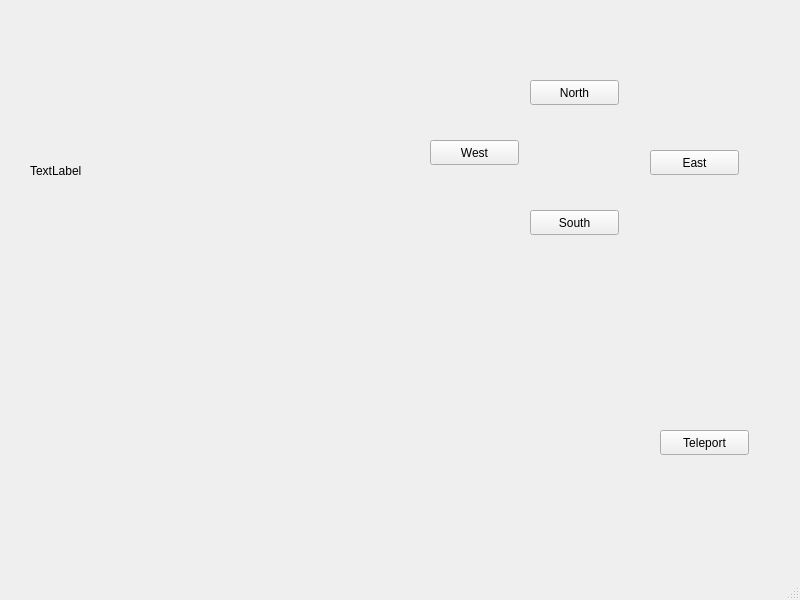
The window that 20278748ZorkProject/mainwindow.ui (TZajas/CS4076-Final-Project) describes before a commit, drawn with Qt 5.
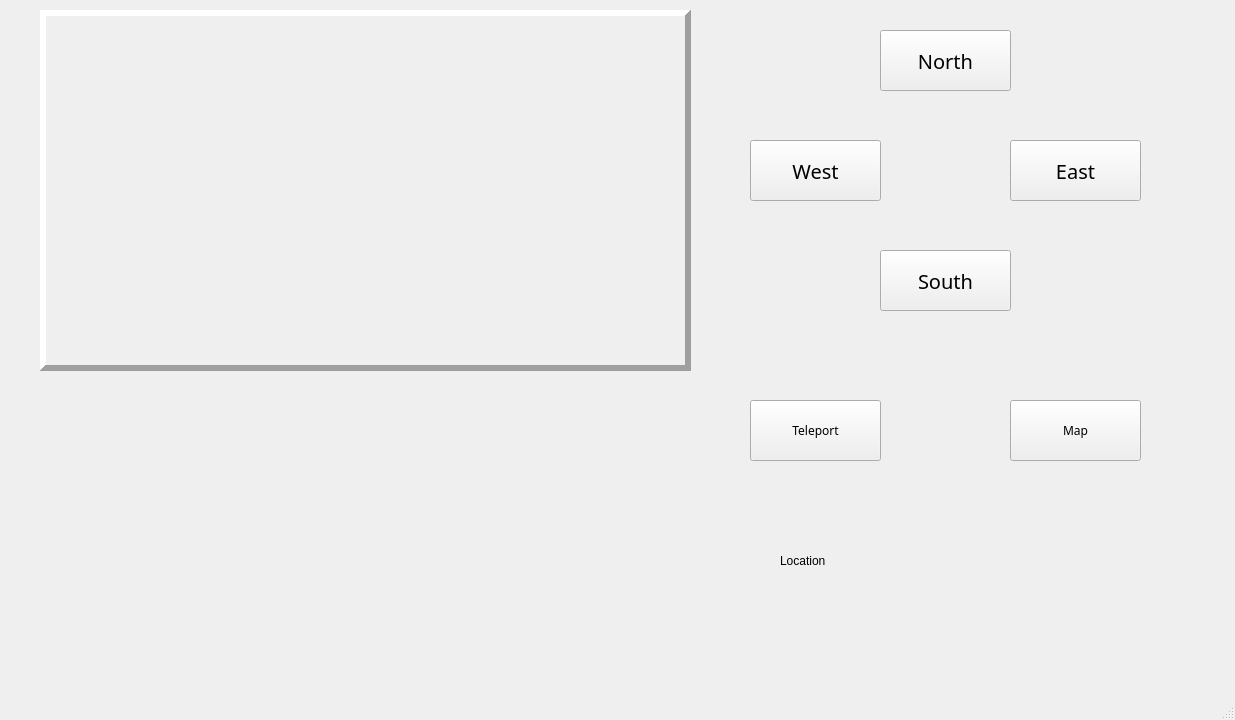
The same window after the commit.

Diff of the .ui file:
```diff
--- a/20278748ZorkProject/mainwindow.ui
+++ b/20278748ZorkProject/mainwindow.ui
@@ -6,8 +6,8 @@
    <rect>
     <x>0</x>
     <y>0</y>
-    <width>800</width>
-    <height>600</height>
+    <width>1235</width>
+    <height>720</height>
    </rect>
   </property>
   <property name="windowTitle">
@@ -17,12 +17,21 @@
    <widget class="QPushButton" name="NorthButton">
     <property name="geometry">
      <rect>
-      <x>530</x>
-      <y>80</y>
-      <width>89</width>
-      <height>25</height>
+      <x>880</x>
+      <y>30</y>
+      <width>131</width>
+      <height>61</height>
      </rect>
     </property>
+    <property name="font">
+     <font>
+      <family>Samyak Malayalam</family>
+      <pointsize>15</pointsize>
+      <italic>false</italic>
+      <bold>false</bold>
+      <kerning>true</kerning>
+     </font>
+    </property>
     <property name="text">
      <string>North</string>
     </property>
@@ -30,12 +39,18 @@
    <widget class="QPushButton" name="EastButton">
     <property name="geometry">
      <rect>
-      <x>650</x>
-      <y>150</y>
-      <width>89</width>
-      <height>25</height>
+      <x>1010</x>
+      <y>140</y>
+      <width>131</width>
+      <height>61</height>
      </rect>
     </property>
+    <property name="font">
+     <font>
+      <family>Samyak Malayalam</family>
+      <pointsize>15</pointsize>
+     </font>
+    </property>
     <property name="text">
      <string>East</string>
     </property>
@@ -43,12 +58,18 @@
    <widget class="QPushButton" name="WestButton">
     <property name="geometry">
      <rect>
-      <x>430</x>
+      <x>750</x>
       <y>140</y>
-      <width>89</width>
-      <height>25</height>
+      <width>131</width>
+      <height>61</height>
      </rect>
     </property>
+    <property name="font">
+     <font>
+      <family>Samyak Malayalam</family>
+      <pointsize>15</pointsize>
+     </font>
+    </property>
     <property name="text">
      <string>West</string>
     </property>
@@ -56,12 +77,18 @@
    <widget class="QPushButton" name="SouthButton">
     <property name="geometry">
      <rect>
-      <x>530</x>
-      <y>210</y>
-      <width>89</width>
-      <height>25</height>
+      <x>880</x>
+      <y>250</y>
+      <width>131</width>
+      <height>61</height>
      </rect>
     </property>
+    <property name="font">
+     <font>
+      <family>Samyak Malayalam</family>
+      <pointsize>15</pointsize>
+     </font>
+    </property>
     <property name="text">
      <string>South</string>
     </property>
@@ -69,29 +96,74 @@
    <widget class="QLabel" name="dir_label">
     <property name="geometry">
      <rect>
-      <x>30</x>
-      <y>90</y>
+      <x>780</x>
+      <y>480</y>
       <width>341</width>
       <height>161</height>
      </rect>
     </property>
     <property name="text">
-     <string>TextLabel</string>
+     <string>Location</string>
     </property>
    </widget>
    <widget class="QPushButton" name="TeleportButton">
     <property name="geometry">
      <rect>
-      <x>660</x>
-      <y>430</y>
-      <width>89</width>
-      <height>25</height>
+      <x>750</x>
+      <y>400</y>
+      <width>131</width>
+      <height>61</height>
      </rect>
     </property>
+    <property name="font">
+     <font>
+      <family>Samyak Malayalam</family>
+     </font>
+    </property>
     <property name="text">
      <string>Teleport</string>
     </property>
    </widget>
+   <widget class="QPushButton" name="MapButton">
+    <property name="geometry">
+     <rect>
+      <x>1010</x>
+      <y>400</y>
+      <width>131</width>
+      <height>61</height>
+     </rect>
+    </property>
+    <property name="font">
+     <font>
+      <family>Samyak Malayalam</family>
+     </font>
+    </property>
+    <property name="text">
+     <string>Map</string>
+    </property>
+   </widget>
+   <widget class="QLabel" name="imgLabel">
+    <property name="geometry">
+     <rect>
+      <x>40</x>
+      <y>10</y>
+      <width>651</width>
+      <height>361</height>
+     </rect>
+    </property>
+    <property name="frameShape">
+     <enum>QFrame::Panel</enum>
+    </property>
+    <property name="frameShadow">
+     <enum>QFrame::Raised</enum>
+    </property>
+    <property name="lineWidth">
+     <number>6</number>
+    </property>
+    <property name="text">
+     <string/>
+    </property>
+   </widget>
   </widget>
   <widget class="QMenuBar" name="menubar">
    <property name="geometry">
```
Left out of the diff: 2 changed lines with no effect on the pictures.
